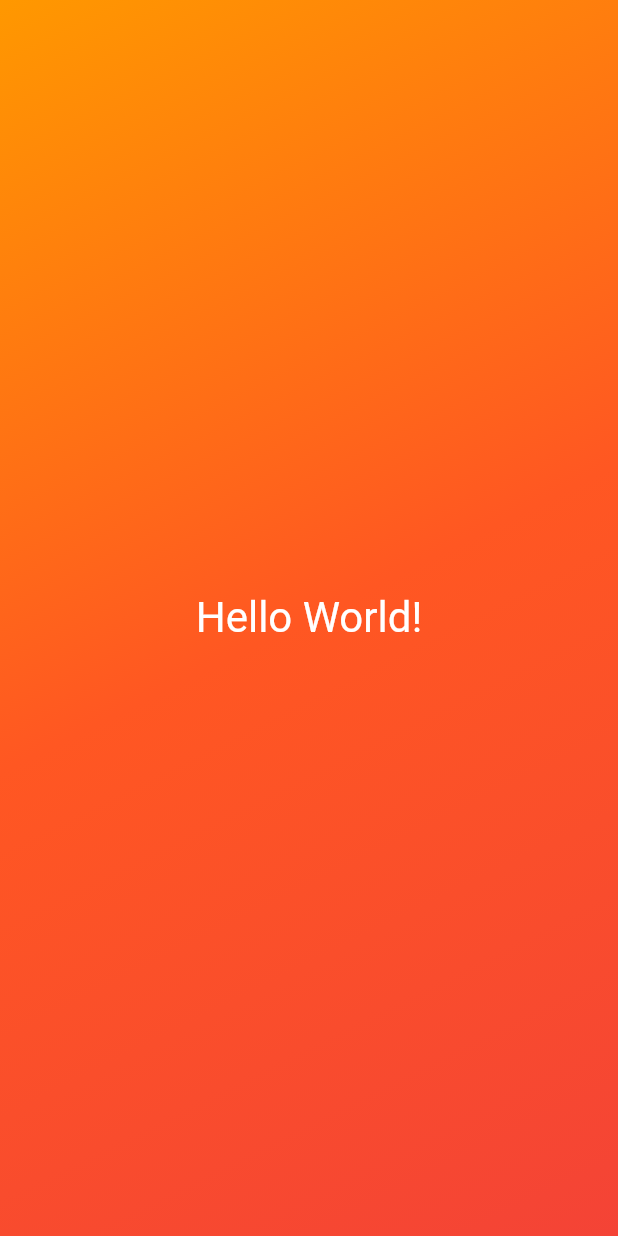
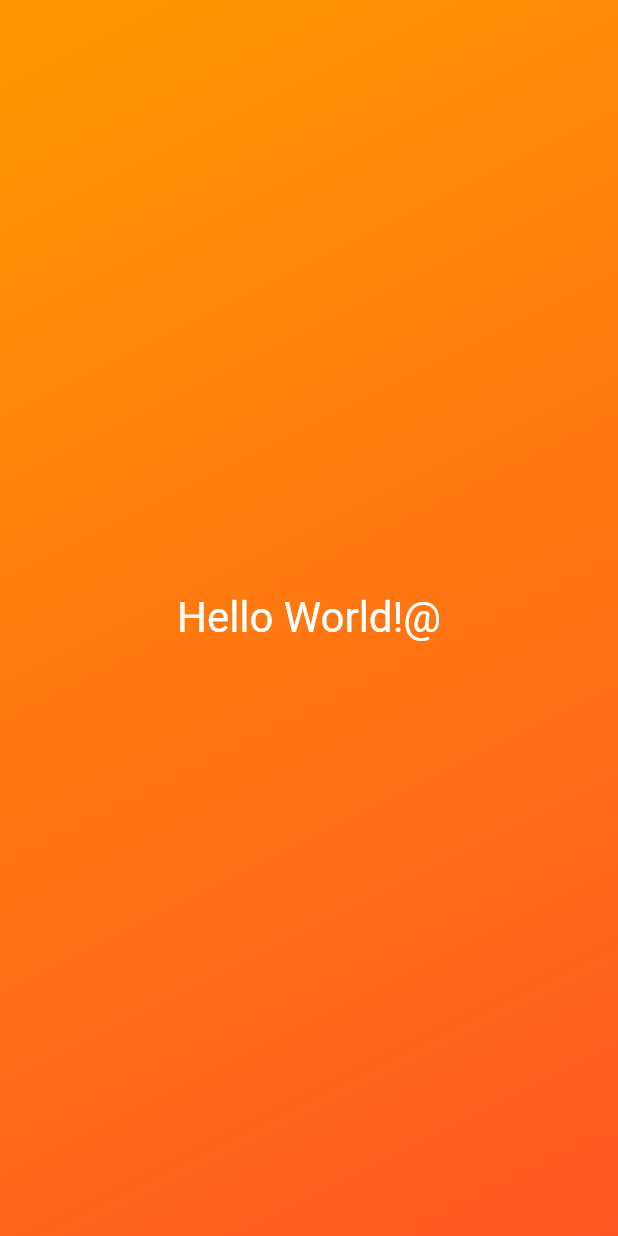
Before and after one commit to dyWe2216/flutter-basics, a Flutter app: the screen it shows after launch, on a phone screen of 412 x 824 dp. Run offline on Flutter 3.47's test engine with Material 2 defaults, Android fonts, the phone set to English and light mode, and no system bars.

Commit message:
feat: 화면 색상을 파라미터를 넘겨 받아 동적으로 변경할 수 있도록 변경

```diff
--- a/lib/gradient_container.dart
+++ b/lib/gradient_container.dart
@@ -5,24 +5,23 @@ const startAlignment = Alignment.topLeft;
 const endAlignment = Alignment.bottomRight;
 
 class GradientContainer extends StatelessWidget {
-  const GradientContainer({super.key});
+  const GradientContainer(this.color1, this.color2, {super.key});
+
+  final Color color1;
+  final Color color2;
 
   @override
-  Widget build(BuildContext context) {
+  Widget build(context) {
     return Container(
-      decoration: const BoxDecoration(
+      decoration: BoxDecoration(
         gradient: LinearGradient(
-          colors: [
-            Colors.orange,
-            Colors.deepOrange,
-            Colors.red,
-          ],
+          colors: [color1, color2],
           begin: startAlignment,
           end: endAlignment,
         ),
       ),
       child: Center(
-        child: StyledText('Hello World!'),
+        child: StyledText('Hello World!@'),
       ),
     );
   }
--- a/lib/main.dart
+++ b/lib/main.dart
@@ -3,10 +3,12 @@ import 'package:basics/gradient_container.dart';
 
 void main() {
   runApp(
-    MaterialApp(
+    const MaterialApp(
       home: Scaffold(
-        // backgroundColor: Color.fromARGB(255, 63, 5, 120),
-        body: GradientContainer(),
+        body: GradientContainer(
+          Colors.orange,
+          Colors.deepOrange,
+        ),
       ),
     ),
   );
```
